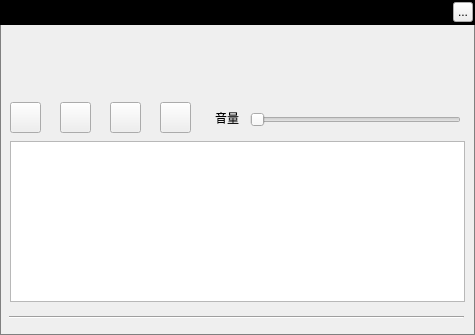
First picture: the form in ui/application/musicwebradiowidget.ui, repository Greedysky/TTKMusicPlayer, before the edit.
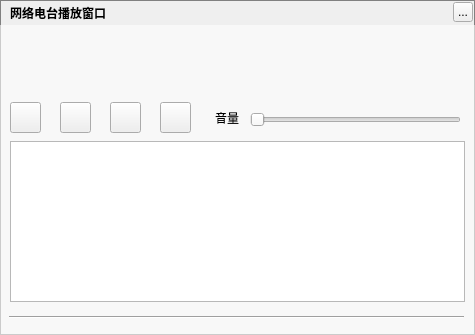
Second picture: the form after the edit.

Commit message: update music background image on dialog[123064]

Patch:
```diff
--- a/ui/application/musicwebradiowidget.ui
+++ b/ui/application/musicwebradiowidget.ui
@@ -22,12 +22,9 @@
      <x>0</x>
      <y>0</y>
      <width>475</width>
-     <height>25</height>
+     <height>335</height>
     </rect>
    </property>
-   <property name="styleSheet">
-    <string notr="true">background:black</string>
-   </property>
    <property name="text">
     <string/>
    </property>
@@ -191,6 +188,33 @@
     <string/>
    </property>
   </widget>
+  <widget class="QWidget" name="backgroundMaske" native="true">
+   <property name="geometry">
+    <rect>
+     <x>0</x>
+     <y>25</y>
+     <width>475</width>
+     <height>310</height>
+    </rect>
+   </property>
+   <property name="styleSheet">
+    <string notr="true">background:rgba(255,255,255,150)</string>
+   </property>
+  </widget>
+  <zorder>background</zorder>
+  <zorder>backgroundMaske</zorder>
+  <zorder>topTitleName</zorder>
+  <zorder>topTitleCloseButton</zorder>
+  <zorder>line_2</zorder>
+  <zorder>listWidget</zorder>
+  <zorder>movieLabel</zorder>
+  <zorder>playButton</zorder>
+  <zorder>volumnSlider</zorder>
+  <zorder>stopButton</zorder>
+  <zorder>colletButton</zorder>
+  <zorder>discolletButton</zorder>
+  <zorder>label_2</zorder>
+  <zorder>stateLabel</zorder>
  </widget>
  <resources/>
  <connections/>
```
Left out of the diff: 2 changed lines with no effect on the pictures. The commit also changes 11 other files.
